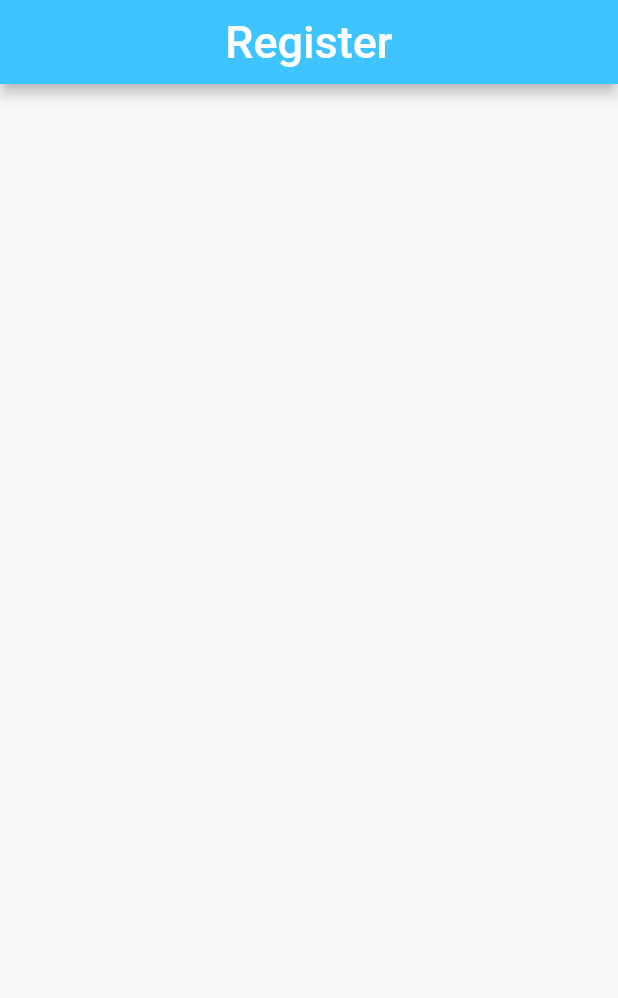
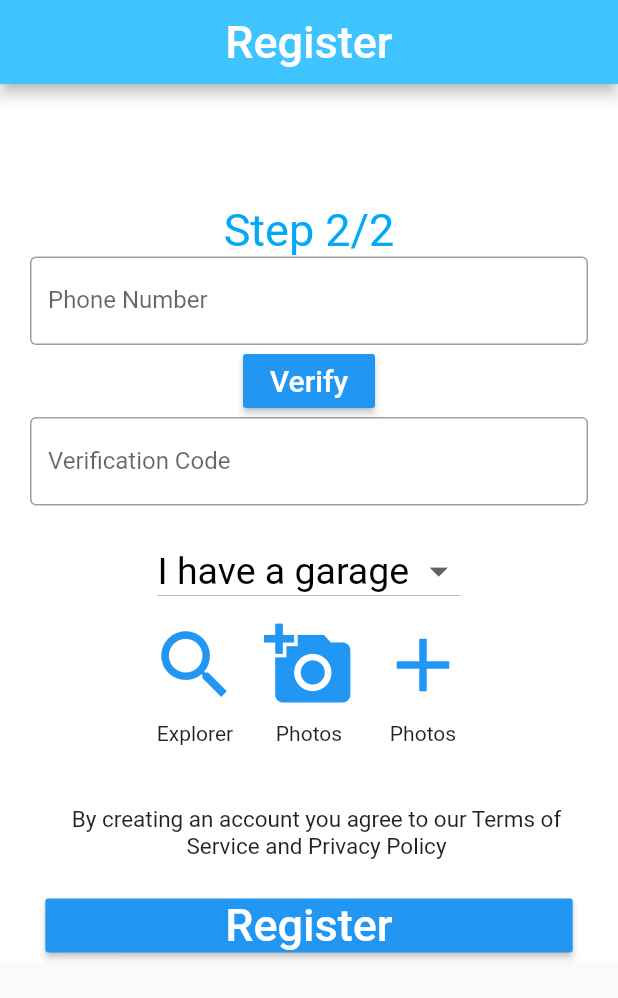
Before and after one commit to FixMe-Application/FixMe, a Flutter app: the RegisterGarage screen opened directly, on a phone screen of 412 x 824 dp. Shown: the top 998 px of the screen. Run offline on Flutter 3.47's test engine with Material 2 defaults, Android fonts, the phone set to English and light mode, and no system bars.

Commit message:
Registration-garage-3

```diff
--- a/lib/Register-Garage.dart
+++ b/lib/Register-Garage.dart
@@ -46,4 +46,140 @@ class _RegisterGarageState extends State<RegisterGarage> {
           color: Colors.white,
 
 
-          padding: const EdgeInsets.only(left:20,top: 80,right:20),}}
+          padding: const EdgeInsets.only(left:20,top: 80,right:20),
+          child:SingleChildScrollView(
+
+            child: Form(
+
+
+            child: Column(
+
+
+                children: <Widget>[
+                  Text("Step 2/2", style: TextStyle(fontSize: 30,color: Colors.lightBlue),textAlign: TextAlign.center, ),
+
+
+                  TextFormField(
+
+
+                    decoration: InputDecoration(
+                      border: const OutlineInputBorder(borderSide: const BorderSide(color: Colors.grey,width: 1.0)),
+
+                        labelText: 'Phone Number', hintText: "0XXXXXXX"),
+
+                  ),
+                   RaisedButton(
+                    child: Text("Verify",style:TextStyle(fontSize: 20)),
+                    color: Theme.of(context).primaryColor,
+                    textColor: Colors.white,
+                    onPressed: verify,
+
+                   ),
+                    TextFormField(
+                    decoration: InputDecoration(
+
+                      border: const OutlineInputBorder(borderSide: const BorderSide(color: Colors.grey)),
+                        labelText: 'Verification Code', hintText: "XXXX", ),
+
+
+                  ),
+                 Container(
+                   margin: EdgeInsets.all(10),
+                 ),
+                       DropdownButton<String>(
+
+                     value: "I have a garage",
+                     iconSize: 29,
+                     elevation: 2,
+                     style: TextStyle(fontSize:25,color: Colors.black),
+                     onChanged: (String newValue) {
+                       setState(() {
+                         dropdownValue = newValue;
+                         });
+                         },
+                         items: <String>['I have a garage', 'I haven\'t garage']
+                         .map<DropdownMenuItem<String>>((String value) {
+                           return DropdownMenuItem<String>(
+                             value: value,
+                             child: Text(value),
+                             );
+                             }).toList()
+                             ),
+                             Row(mainAxisAlignment: MainAxisAlignment.center,
+                               children: <Widget>[
+
+                               Column(
+                                 mainAxisSize: MainAxisSize.min,
+                                  children: <Widget>[
+                       IconButton(
+                         icon:Icon( Icons.search,color: Colors.blue,),
+                         tooltip: "Explorer",
+                         iconSize: 60.0,
+                         onPressed: (){}
+                               ),
+                       Text("Explorer")]),
+                       Column(
+                                 mainAxisSize: MainAxisSize.min,
+                                  children: <Widget>[
+                       IconButton(
+                         icon:Icon( Icons.add_a_photo,color: Colors.blue),
+                         tooltip: "Explorer",
+                         iconSize: 60.0,
+                         onPressed: (){}
+),
+                       Text("Photos"),
+                       ]),
+                       Column(
+                                 mainAxisSize: MainAxisSize.min,
+                                  children: <Widget>[
+                       IconButton(
+                         icon:Icon( Icons.add,color: Colors.blue),
+                         tooltip: "Explorer",
+                         iconSize: 60.0,
+                         onPressed: (){}
+),
+                       Text("Photos"),
+                       ]),
+
+
+                      //  Icon(
+                      //  Icons.add_a_photo,
+                      //  color: Colors.blue,
+                      //  size: 60.0,
+
+
+                      //  ),
+                      //   Icon(
+                      //  Icons.add,
+                      //  color: Colors.blue,
+                      //  size: 60.0,
+
+
+
+
+                     ],
+                   ),
+                    Container(
+
+                    margin: const EdgeInsets.only(left:10,top: 40,bottom: 20),
+                    child: Text("By creating an account you agree to our Terms of Service and Privacy Policy", style: TextStyle(fontSize:15),textAlign: TextAlign.center,),
+
+                  ),
+                    RaisedButton(
+                     padding: const EdgeInsets.only(left:120,right: 120),
+
+                    child: Text("Register", style: TextStyle(fontSize:30),),
+                    color: Theme.of(context).primaryColor,
+                    textColor: Colors.white,
+
+
+                    onPressed: verify,
+                   ),
+
+
+                   ]
+                  ))))
+
+              );
+              }
+}
```
